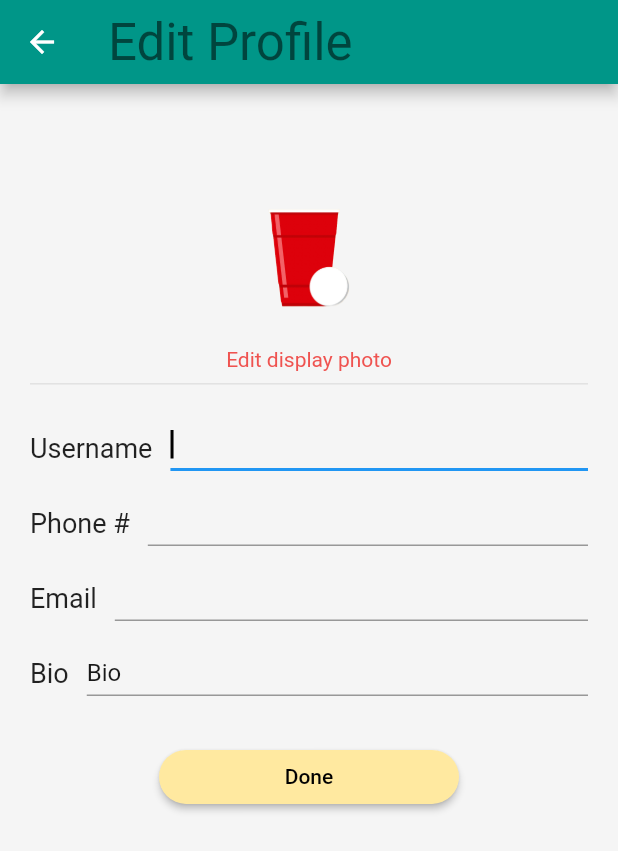
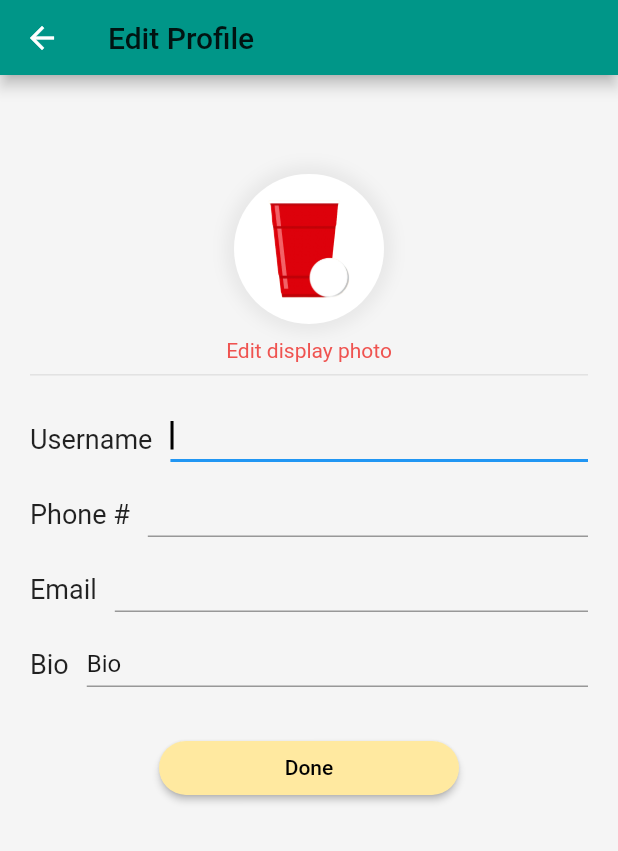
Before and after one commit to MovesAppTeam/Moves-App, a Flutter app: the UserProfile screen opened directly, after a tap on "Edit Profile", on a phone screen of 412 x 824 dp. Shown: the top 851 px of the screen. Run offline on Flutter 3.47's test engine with Material 2 defaults, Android fonts, the phone set to English and light mode, and no system bars; our stand-ins replace awesome_snackbar_content, email_validator, firebase_auth, firebase_core, geolocator, google_maps_flutter and 2 more; accounts and stored records are empty; network calls fail.

Commit message:
Cleaned app look, increased functionality

```diff
--- a/application/lib/reusable_widgets/reusable_widget.dart
+++ b/application/lib/reusable_widgets/reusable_widget.dart
@@ -120,7 +120,11 @@ Row editProfileListItem(BuildContext context, TextEditingController controller,
             labelStyle: TextStyle(color: Colors.black.withOpacity(0.9)),
             floatingLabelBehavior: FloatingLabelBehavior.never,
           ),
-          keyboardType: !isPhone ? !isEmail ? TextInputType.multiline : TextInputType.emailAddress : TextInputType.number,
+          keyboardType: !isPhone
+              ? !isEmail
+                  ? TextInputType.multiline
+                  : TextInputType.emailAddress
+              : TextInputType.number,
           minLines: 1,
           maxLines: !isBio ? 1 : 1,
           onChanged: (value) {
@@ -148,3 +152,30 @@ Future pickImg() async {
     print(error);
   }
 }
+
+Container profileImage(BuildContext context, String imageURL) {
+  return Container(
+    width: 100,
+    height: 100,
+    decoration: BoxDecoration(
+      borderRadius: BorderRadius.circular(100),
+      color: Colors.white,
+      boxShadow: [
+        BoxShadow(
+          color: Colors.grey.withOpacity(0.15),
+          blurRadius: 8,
+          spreadRadius: 6,
+        ),
+      ],
+    ),
+    child: SizedBox(
+      width: 100,
+      height: 100,
+      child: ClipRRect(
+          borderRadius: BorderRadius.circular(100),
+          child: Image(
+            image: AssetImage(imageURL),
+          )),
+    ),
+  );
+}
--- a/application/lib/screens/bottom_navigation.dart
+++ b/application/lib/screens/bottom_navigation.dart
@@ -1,3 +1,5 @@
+import 'package:application/screens/calendar/calendar_screen.dart';
+import 'package:application/screens/chat/chat_screen.dart';
 import 'package:application/screens/home_screen.dart';
 import 'package:application/screens/map/map_screen.dart';
 import 'package:application/screens/profile/user_profile_screen.dart';
@@ -14,9 +16,9 @@ class _BottomNavState extends State<BottomNav> {
   int index = 2;
   final pages = [
     const MapScreen(),
-    const HomeScreen(),
+    const CalendarScreen(),
     const UserProfile(),
-    const HomeScreen(),
+    const ChatScreen(),
   ];
 
   @override
--- a/application/lib/screens/profile/edit_profile_screen.dart
+++ b/application/lib/screens/profile/edit_profile_screen.dart
@@ -29,10 +29,11 @@ class _EditProfileState extends State<EditProfile> {
 
     return Scaffold(
       appBar: AppBar(
-        title:
-            Text("Edit Profile", style: Theme.of(context).textTheme.headline4),
-        backgroundColor: Colors.teal,
-      ),
+          toolbarHeight: 50,
+          automaticallyImplyLeading: true,
+          title: Text("Edit Profile", style: Theme.of(context).textTheme.headline6),
+          backgroundColor: Colors.teal,
+        ),
       body: Container(
           width: MediaQuery.of(context).size.width,
           height: MediaQuery.of(context).size.height,
@@ -45,16 +46,7 @@ class _EditProfileState extends State<EditProfile> {
                     children: [
                       Stack(
                         children: [
-                          SizedBox(
-                            width: 100,
-                            height: 100,
-                            child: ClipRRect(
-                                borderRadius: BorderRadius.circular(100),
-                                child: Image(
-                                  image: AssetImage(user!.photoURL ??
-                                      "assets/solo-cup-logo.png"),
-                                )),
-                          ),
+                          profileImage(context, user!.photoURL ?? "assets/solo-cup-logo.png"),
                         ],
                       ),
                       const SizedBox(
@@ -65,19 +57,21 @@ class _EditProfileState extends State<EditProfile> {
                           print("Image picker pressed");
                                   final image = await ImagePicker()
                                       .pickImage(source: ImageSource.gallery);
-                                  user!
-                                      .updatePhotoURL(image?.path)
+                                  if (image != null) {
+                                    user!
+                                      .updatePhotoURL(image.path)
                                       .then((value) {
                                     FirebaseAuth.instance.currentUser!.reload().then((value) {
                                     Navigator.pushReplacement(
                                             context,
                                             MaterialPageRoute(
                                                 builder: (context) =>
-                                                    const EditProfile()))
+                                                    const BottomNav()))
                                         .then((value) {
                                     });
                                   });
                                   });
+                                  }
                         },
                         child: Text(
                           "Edit display photo",
--- a/application/lib/screens/profile/user_profile_screen.dart
+++ b/application/lib/screens/profile/user_profile_screen.dart
@@ -1,3 +1,4 @@
+import 'package:application/reusable_widgets/reusable_widget.dart';
 import 'package:application/screens/Signin_screen.dart';
 import 'package:application/screens/bottom_navigation.dart';
 import 'package:application/screens/profile/edit_profile_screen.dart';
@@ -23,8 +24,9 @@ class _UserProfileState extends State<UserProfile> {
 
     return Scaffold(
         appBar: AppBar(
+          toolbarHeight: 50,
           automaticallyImplyLeading: false,
-          title: Text("Profile", style: Theme.of(context).textTheme.headline4),
+          title: Text("Profile", style: Theme.of(context).textTheme.headline6),
           backgroundColor: Colors.teal,
         ),
         body: Container(
@@ -39,16 +41,7 @@ class _UserProfileState extends State<UserProfile> {
                     children: [
                       Stack(
                         children: [
-                          SizedBox(
-                            width: 100,
-                            height: 100,
-                            child: ClipRRect(
-                                borderRadius: BorderRadius.circular(100),
-                                child: Image(
-                                  image: AssetImage(user!.photoURL ??
-                                      "assets/solo-cup-logo.png"),
-                                )),
-                          ),
+                          profileImage(context, user!.photoURL ?? "assets/solo-cup-logo.png"),
                           Positioned(
                             bottom: 0,
                             right: 0,
@@ -67,8 +60,9 @@ class _UserProfileState extends State<UserProfile> {
                                   print("Image picker pressed");
                                   final image = await ImagePicker()
                                       .pickImage(source: ImageSource.gallery);
-                                  user
-                                      .updatePhotoURL(image?.path)
+                                  if (image != null) {
+                                    user
+                                      .updatePhotoURL(image.path)
                                       .then((value) {
                                     FirebaseAuth.instance.currentUser!.reload().then((value) {
                                     Navigator.pushReplacement(
@@ -77,12 +71,10 @@ class _UserProfileState extends State<UserProfile> {
                                                 builder: (context) =>
                                                     const BottomNav()))
                                         .then((value) {
-                                      setState() {
-                                        user.photoURL == image?.path;
-                                      }
                                     });
                                   });
                                   });
+                                  }
                                 },
                               ),
                             ),
--- a/application/pubspec.yaml
+++ b/application/pubspec.yaml
@@ -45,6 +45,7 @@ dependencies:
   google_maps_flutter: ^2.2.2
   geolocator: ^9.0.2
   email_validator: ^2.1.17
+  syncfusion_flutter_calendar: ^20.3.61
 
 dev_dependencies:
   flutter_test:
```
Also changed, not shown: application/lib/screens/calendar/calendar_screen.dart (added, +47 -0 lines), application/lib/screens/chat/chat_screen.dart (added, +35 -0 lines), application/lib/screens/map/map_screen.dart (+8 -2 lines), application/pubspec.lock. Lines whose indentation alone changed are shown as unchanged.
